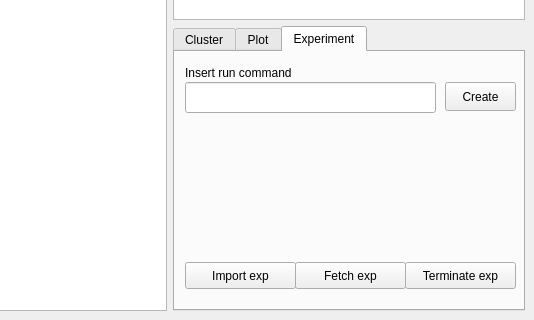
This is neronet/neronetgui.ui in sjjsy/neronet as Qt 5 draws it before an edit; both pictures show x 583 to 1117 and y 275 to 595 of the 1117 by 595 pixel window. The edited form follows.
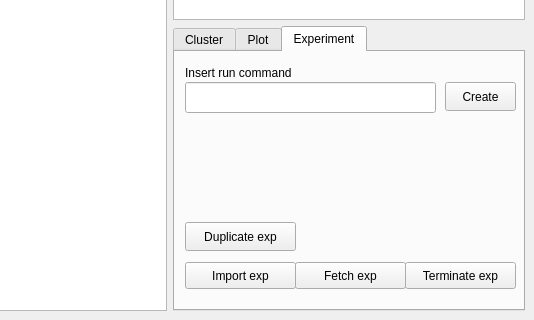
This is the edited form.

Commit message: dup and creating new exp works

Diff of the .ui file:
```diff
--- a/neronet/neronetgui.ui
+++ b/neronet/neronetgui.ui
@@ -317,6 +317,19 @@
          <string>Terminate exp</string>
         </property>
        </widget>
+       <widget class="QPushButton" name="dupli_btn">
+        <property name="geometry">
+         <rect>
+          <x>10</x>
+          <y>170</y>
+          <width>111</width>
+          <height>29</height>
+         </rect>
+        </property>
+        <property name="text">
+         <string>Duplicate exp</string>
+        </property>
+       </widget>
       </widget>
      </widget>
     </item>
```
The commit also changes 2 other files.
